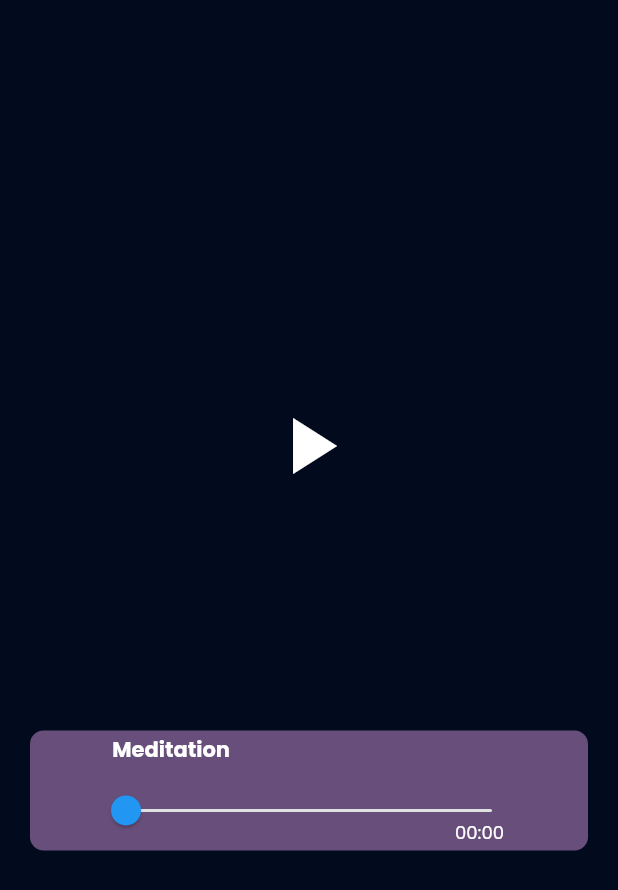
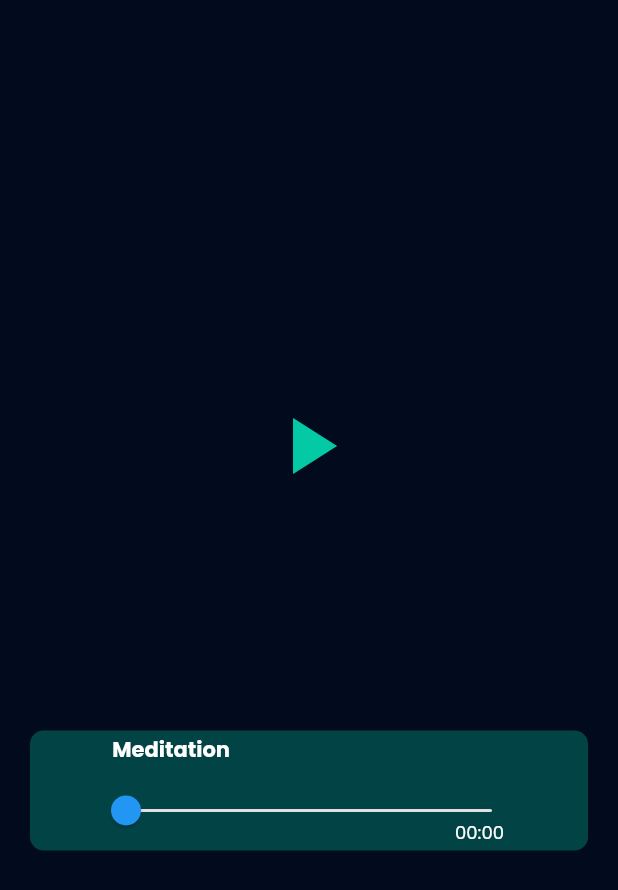
Before and after one commit to aakzsh/awestruck, a Flutter app: the Play screen opened directly, after a tap on the "play arrow" icon, on a phone screen of 412 x 824 dp. Shown: the top 890 px of the screen. Run offline on Flutter 3.47's test engine with Material 2 defaults, Android fonts, the phone set to English and light mode, and no system bars; our stand-ins replace after_layout, cloud_firestore, eva_icons_flutter, firebase_auth, firebase_core, firebase_database and 11 more; missing offline and left inert: activity_ring, audio_session, geocoder, panorama, particles_flutter; accounts and stored records are empty; key blocks and very long unbroken strings in the code were emptied for the run.

```diff
--- a/lib/meditation/play.dart
+++ b/lib/meditation/play.dart
@@ -16,6 +16,9 @@ class Play extends StatefulWidget {
   @override
   _PlayState createState() => _PlayState();
 }
+
+String musicUrl =
+    "https://s3.amazonaws.com/scifri-episodes/scifri20181123-episode.mp3";
 
 class _PlayState extends State<Play> with WidgetsBindingObserver {
   final _player = AudioPlayer();
@@ -42,8 +45,7 @@ class _PlayState extends State<Play> with WidgetsBindingObserver {
     });
     // Try to load audio from a source and catch any errors.
     try {
-      await _player.setAudioSource(AudioSource.uri(Uri.parse(
-          "https://s3.amazonaws.com/scifri-episodes/scifri20181123-episode.mp3")));
+      await _player.setAudioSource(AudioSource.uri(Uri.parse(musicUrl)));
     } catch (e) {
       print("Error loading audio source: $e");
     }
@@ -126,12 +128,13 @@ class ControlButtons extends StatelessWidget {
             // Opens volume slider dialog
             Ring(
               percent: 100,
-              color: RingColorScheme(ringColor: Colors.deepPurple[200]),
+              color: RingColorScheme(
+                  ringColor: Palette().auroraGreen.withOpacity(0.8)),
               radius: 90,
               width: 5,
               child: Ring(
                 percent: 100,
-                color: RingColorScheme(ringColor: Colors.purple[200]),
+                color: RingColorScheme(ringColor: Palette().auroraGreen),
                 radius: 80,
                 width: 5,
                 child: StreamBuilder<PlayerState>(
@@ -146,23 +149,31 @@ class ControlButtons extends StatelessWidget {
                         margin: EdgeInsets.all(8.0),
                         width: 64.0,
                         height: 64.0,
-                        child: CircularProgressIndicator(),
+                        child: CircularProgressIndicator(
+                          color: Palette().auroraGreen,
+                        ),
                       );
                     } else if (playing != true) {
                       return IconButton(
-                        icon: Icon(Icons.play_arrow),
+                        icon: Icon(
+                          Icons.play_arrow,
+                          color: Palette().auroraGreen,
+                        ),
                         iconSize: 64.0,
                         onPressed: player.play,
                       );
                     } else if (processingState != ProcessingState.completed) {
                       return IconButton(
-                        icon: Icon(Icons.pause),
+                        icon: Icon(
+                          Icons.pause,
+                          color: Palette().auroraGreen,
+                        ),
                         iconSize: 64.0,
                         onPressed: player.pause,
                       );
                     } else {
                       return IconButton(
-                        icon: Icon(Icons.replay),
+                        icon: Icon(Icons.replay, color: Palette().auroraGreen),
                         iconSize: 64.0,
                         onPressed: () => player.seek(Duration.zero),
                       );
@@ -221,7 +232,7 @@ class _SeekBarState extends State<SeekBar> {
             child: Container(
                 decoration: BoxDecoration(
                   borderRadius: BorderRadius.circular(9),
-                  color: Colors.purple[200].withOpacity(0.5),
+                  color: Palette().auroraGreen.withOpacity(0.3),
                 ),
                 width: w - 60,
                 height: 80,
```
Also changed, not shown: lib/profile/profile.dart (+17 -6 lines).
